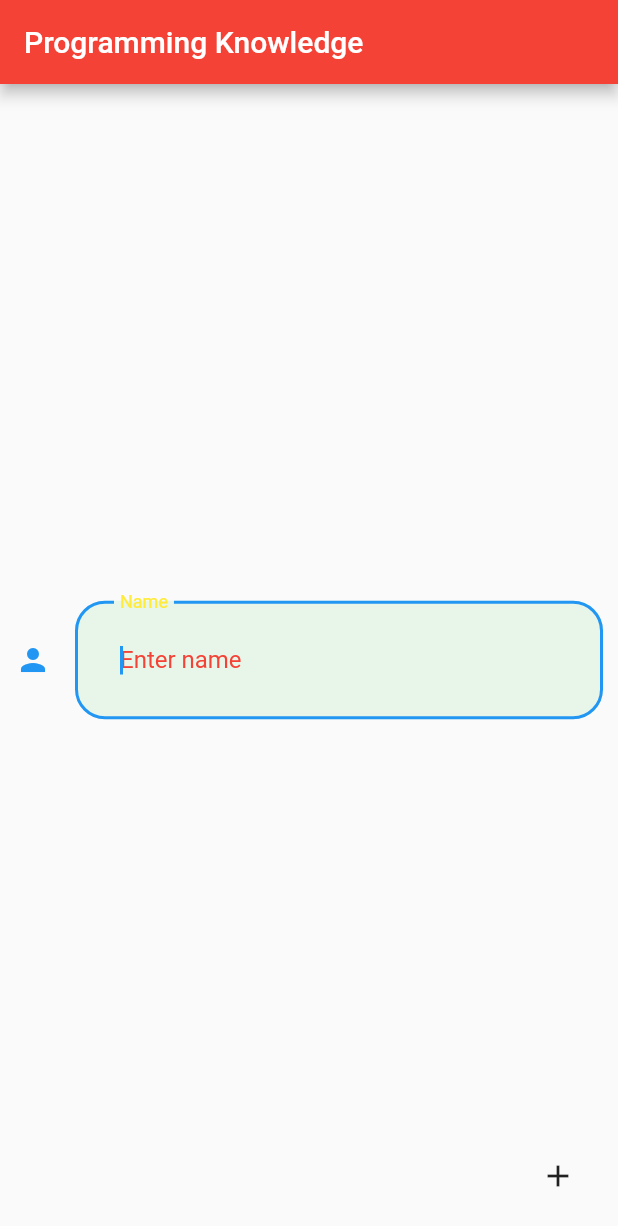
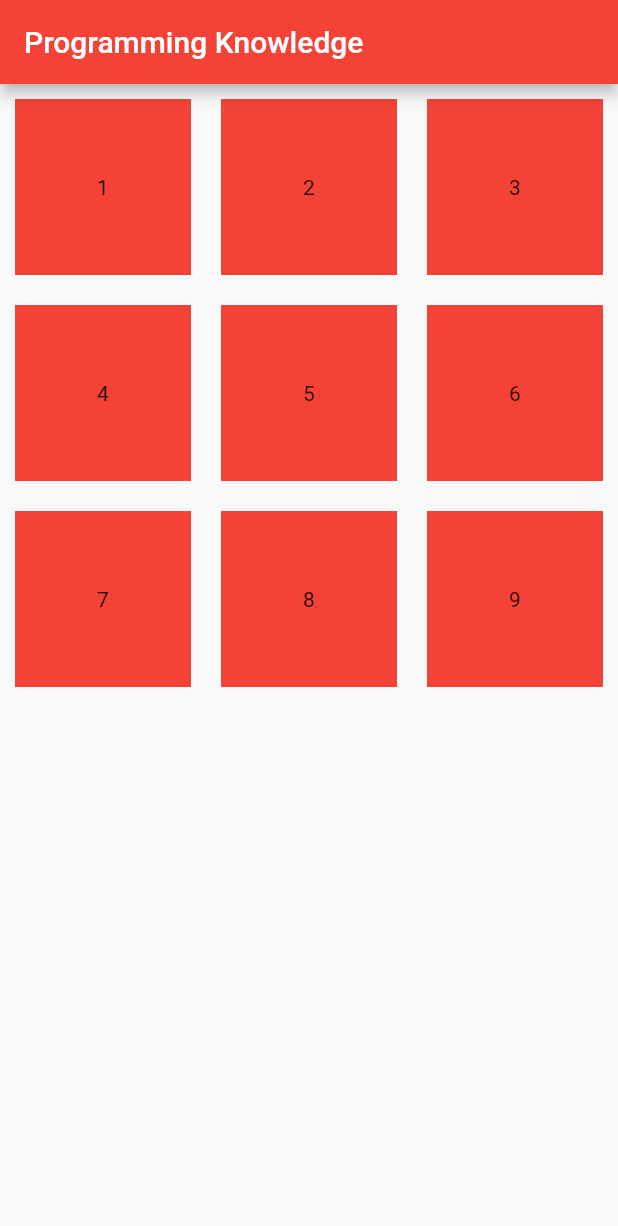
Before and after one commit to paradigm-lab/FlutterApps, a Flutter app: the screen it shows after launch, on a phone screen of 412 x 824 dp. Shown: the top 1226 px of the screen. Run offline on Flutter 3.47's test engine with Material 2 defaults, Android fonts, the phone set to English and light mode, and no system bars; our stand-ins replace toast.

Commit message:
Commenting out the entire body and the intilize and destory method and adding the body with the GridView and exploring all the properties in the gridview and adding a child in the gridView

```diff
--- a/lib/my_home_app.dart
+++ b/lib/my_home_app.dart
@@ -13,6 +13,9 @@ class MyHomeApp extends StatefulWidget {
 
 class _MyHomeAppState extends State<MyHomeApp> {
 
+  List<int> dummy = [1, 2, 3, 4, 5, 6, 7, 8, 9];
+
+  /*
   var _textController;
 
   var count = 0;
@@ -41,6 +44,8 @@ class _MyHomeAppState extends State<MyHomeApp> {
   }
   final List<int> _listItems = [1, 2, 3, 4, 5, 6, 7, 8, 9, 0];
 
+   */
+
   @override
   Widget build(BuildContext context) {
     return Scaffold(
@@ -49,6 +54,31 @@ class _MyHomeAppState extends State<MyHomeApp> {
         backgroundColor: Colors.red,
       ),
 
+      // GridView
+      body: GridView(
+        scrollDirection: Axis.vertical,
+
+        // Using reverse takes every thing at the bottom from the position to the list
+        //reverse: true,
+        controller: ScrollController(),
+        physics: const ScrollPhysics(),
+        padding: const EdgeInsets.all(10.0),
+        gridDelegate: const SliverGridDelegateWithFixedCrossAxisCount(
+            crossAxisCount: 3,
+            mainAxisSpacing: 20.0,
+          crossAxisSpacing: 20.0,
+        ),
+        children: dummy.map((e) => Container(
+          height: 100.0,
+          width: 100.0,
+          color: Colors.red,
+          alignment: Alignment.center,
+          child: Text("$e"),
+        )).toList(),
+      ),
+    );
+
+      /*
       body: Center(
         child: Padding(
           padding: const EdgeInsets.all(10.0),
@@ -95,7 +125,7 @@ class _MyHomeAppState extends State<MyHomeApp> {
       ),
     ),
 
-      /*
+
       body: Center(
         child: Text(
           '$count',
@@ -263,7 +293,7 @@ class _MyHomeAppState extends State<MyHomeApp> {
           ),
         onPressed: () => print("Button is pressed"),
         ),
-        */
+
 
 
       floatingActionButton: IconButton(
@@ -274,7 +304,7 @@ class _MyHomeAppState extends State<MyHomeApp> {
       ),
 
 
-      /*
+
       floatingActionButton: FloatingActionButton.extended(
         label: const Text("Add"),
         icon: const Icon(Icons.add),
@@ -401,6 +431,6 @@ class _MyHomeAppState extends State<MyHomeApp> {
         ]
         ),
          */
-      );
+
   }
 }
```
